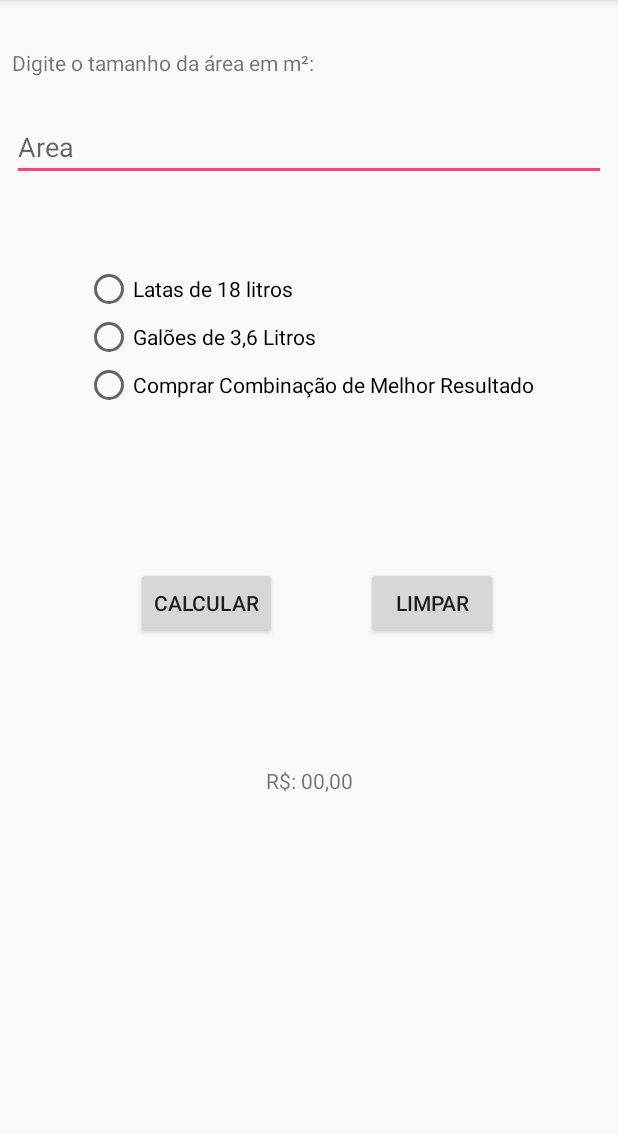
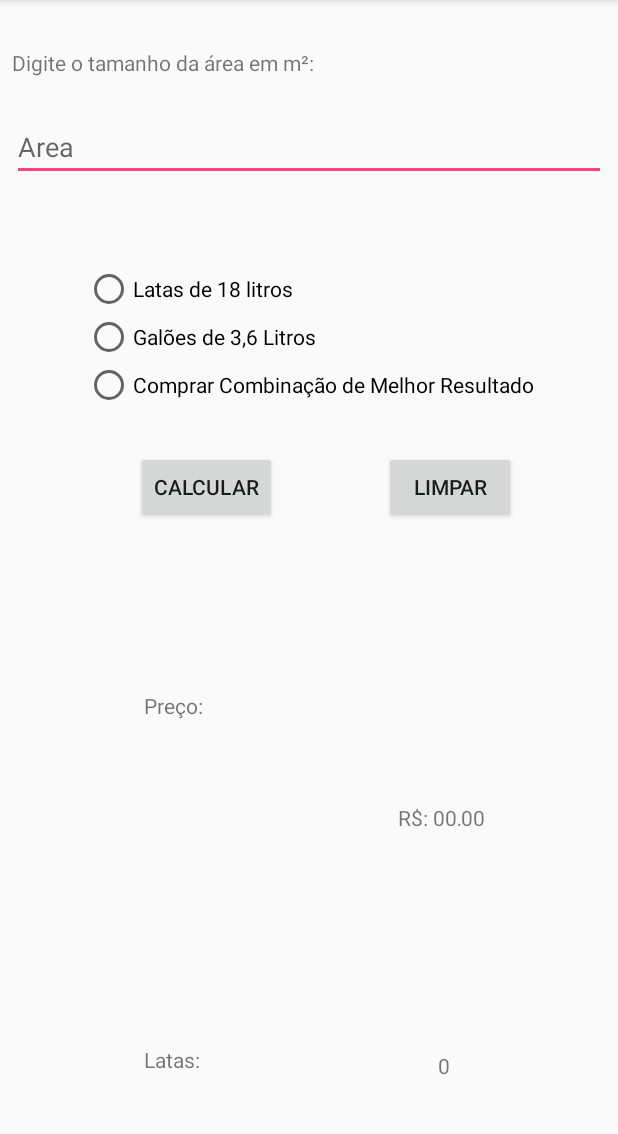
Before and after one commit to Gabarros/Trabalho01.1-2018-1, an Android app: the screen it shows after launch (MainActivity), on a phone screen of 412 x 824 dp, the part 84-1218 px from its top. Run offline under Robolectric (Android 15) with nearby library versions, the phone set to English and light mode, and no system bars.

Commit message:
Layout Pronto, função limpar pronta

```diff
--- a/app/src/main/java/br/ed8u/iff/pooa2018/trabalho01x_2018_1/MainActivity.java
+++ b/app/src/main/java/br/ed8u/iff/pooa2018/trabalho01x_2018_1/MainActivity.java
@@ -2,12 +2,108 @@ package br.ed8u.iff.pooa2018.trabalho01x_2018_1;
 
 import android.support.v7.app.AppCompatActivity;
 import android.os.Bundle;
+import android.view.View;
+import android.widget.Button;
+import android.widget.EditText;
+import android.widget.RadioButton;
+import android.widget.RadioGroup;
+import android.widget.TextView;
 
 public class MainActivity extends AppCompatActivity {
 
+    private EditText etArea;
+
+    private RadioGroup rgPrincipal;
+    private RadioButton rb1;
+    private RadioButton rb2;
+    private RadioButton rb3;
+
+    private Button btOk;
+    private Button btLimpar;
+
+    private TextView tvResultado;
+
+
+    public void calcular(){
+        float lata_de_tinta;
+        float galao_de_tinta;
+
+        float area = Float.parseFloat(etArea.getText().toString());
+        float resultado;
+        float preco;
+
+        lata_de_tinta = 18;
+        galao_de_tinta = (float) 3.6;
+
+        if (rb1.isChecked()){
+            resultado = area / (galao_de_tinta * 6);
+            resultado += 0.5;
+            resultado = Math.round(resultado);
+            preco = resultado * 80;
+
+            tvResultado.setText(String.valueOf(preco));
+        }
+
+        if (rb2.isChecked()){
+            resultado = area / (lata_de_tinta * 6);
+            resultado += 0.5;
+            resultado = Math.round(resultado);
+            preco = resultado * 25;
+
+            tvResultado.setText(String.valueOf(preco));
+        }
+        if (rb3.isChecked()){
+
+        }
+    }
+
+    public void limpar(){
+        etArea.setText("");
+        tvResultado.setText("R$ 00,00");
+    }
     @Override
     protected void onCreate(Bundle savedInstanceState) {
         super.onCreate(savedInstanceState);
         setContentView(R.layout.activity_main);
+
+        etArea = (EditText) findViewById(R.id.etArea);
+
+        rgPrincipal = (RadioGroup) findViewById(R.id.rgPrincipal);
+        rb1 = (RadioButton) findViewById(R.id.rb1);
+        rb2 = (RadioButton) findViewById(R.id.rb1);
+        rb3 = (RadioButton) findViewById(R.id.rb3);
+
+        btOk = (Button) findViewById(R.id.btOk);
+        btLimpar = (Button) findViewById(R.id.btLimpar);
+
+        tvResultado = (TextView) findViewById(R.id.tvResultado);
+
+        btOk.setOnClickListener(new View.OnClickListener() {
+            @Override
+            public void onClick(View v) {
+                //if (rgPrincipal.isSelected()){
+
+                  calcular();
+                  //  etArea.setText("funcionei");
+
+               // }
+            }
+        });
+
+        btLimpar.setOnClickListener(new View.OnClickListener() {
+            @Override
+            public void onClick(View v) {
+                limpar();
+
+            }
+        });
+
+
+
+
+
+
     }
+
+
 }
--- a/app/src/main/res/layout/activity_main.xml
+++ b/app/src/main/res/layout/activity_main.xml
@@ -28,7 +28,7 @@
         android:layout_marginStart="8dp"
         android:layout_marginTop="24dp"
         android:ems="10"
-        android:hint="Area"
+        android:hint="@string/area"
         android:inputType="textPersonName"
         android:text="@string/etarea"
         app:layout_constraintEnd_toEndOf="parent"
@@ -37,7 +37,7 @@
         app:layout_constraintTop_toBottomOf="@+id/tvPrincipal" />
 
     <RadioGroup
-        android:id="@+id/radioGroup"
+        android:id="@+id/rgPrincipal"
         android:layout_width="wrap_content"
         android:layout_height="wrap_content"
         android:layout_marginEnd="8dp"
@@ -80,34 +80,77 @@
         android:text="@string/btok"
         app:layout_constraintBottom_toTopOf="@+id/tvResultado"
         app:layout_constraintEnd_toStartOf="@+id/btLimpar"
-        app:layout_constraintHorizontal_bias="0.617"
+        app:layout_constraintHorizontal_bias="0.567"
         app:layout_constraintStart_toStartOf="parent"
-        app:layout_constraintTop_toBottomOf="@+id/radioGroup" />
+        app:layout_constraintTop_toBottomOf="@+id/rgPrincipal"
+        app:layout_constraintVertical_bias="0.0" />
 
     <Button
         android:id="@+id/btLimpar"
         android:layout_width="0dp"
         android:layout_height="wrap_content"
         android:layout_marginBottom="8dp"
-        android:layout_marginEnd="80dp"
+        android:layout_marginEnd="68dp"
         android:layout_marginTop="28dp"
         android:text="@string/btlimpar"
         app:layout_constraintBottom_toTopOf="@+id/tvResultado"
         app:layout_constraintEnd_toEndOf="parent"
-        app:layout_constraintTop_toBottomOf="@+id/radioGroup" />
+        app:layout_constraintTop_toBottomOf="@+id/rgPrincipal"
+        app:layout_constraintVertical_bias="0.0" />
 
     <TextView
         android:id="@+id/tvResultado"
         android:layout_width="wrap_content"
-        android:layout_height="wrap_content"
+        android:layout_height="15dp"
         android:layout_marginBottom="8dp"
         android:layout_marginEnd="8dp"
         android:layout_marginStart="8dp"
         android:layout_marginTop="8dp"
         android:text="@string/tvresultado"
+        app:layout_constraintBottom_toTopOf="@+id/tvLatas"
+        app:layout_constraintEnd_toEndOf="parent"
+        app:layout_constraintHorizontal_bias="0.603"
+        app:layout_constraintStart_toEndOf="@+id/tvPreco"
+        app:layout_constraintTop_toBottomOf="@+id/rgPrincipal"
+        app:layout_constraintVertical_bias="0.648" />
+
+    <TextView
+        android:id="@+id/tvPreco"
+        android:layout_width="wrap_content"
+        android:layout_height="wrap_content"
+        android:layout_marginBottom="8dp"
+        android:layout_marginStart="96dp"
+        android:layout_marginTop="8dp"
+        android:text="@string/tvpreco"
+        app:layout_constraintBottom_toTopOf="@+id/tvLatas"
+        app:layout_constraintStart_toStartOf="parent"
+        app:layout_constraintTop_toBottomOf="@+id/btOk"
+        app:layout_constraintVertical_bias="0.333" />
+
+    <TextView
+        android:id="@+id/tvLatas"
+        android:layout_width="wrap_content"
+        android:layout_height="wrap_content"
+        android:layout_marginBottom="52dp"
+        android:layout_marginStart="96dp"
+        android:text="@string/tvlatas"
+        app:layout_constraintBottom_toBottomOf="parent"
+        app:layout_constraintStart_toStartOf="parent" />
+
+    <TextView
+        android:id="@+id/tvNLatas"
+        android:layout_width="wrap_content"
+        android:layout_height="wrap_content"
+        android:layout_marginBottom="48dp"
+        android:layout_marginEnd="8dp"
+        android:layout_marginStart="8dp"
+        android:layout_marginTop="8dp"
+        android:text="@string/tvnlatas"
         app:layout_constraintBottom_toBottomOf="parent"
         app:layout_constraintEnd_toEndOf="parent"
-        app:layout_constraintStart_toStartOf="parent"
-        app:layout_constraintTop_toBottomOf="@+id/radioGroup" />
+        app:layout_constraintHorizontal_bias="0.592"
+        app:layout_constraintStart_toEndOf="@+id/tvLatas"
+        app:layout_constraintTop_toBottomOf="@+id/tvResultado"
+        app:layout_constraintVertical_bias="1.0" />
 
 </android.support.constraint.ConstraintLayout>
--- a/app/src/main/res/values/strings.xml
+++ b/app/src/main/res/values/strings.xml
@@ -1,12 +1,16 @@
 <resources>
     <string name="app_name">Trabalho01.X-2018-1</string>
     <string name="tvprincipal">Digite o tamanho da área em m²:</string>
-    <string name="etarea"/>
+    <string name="etarea"></string>
     <string name="rb1">Latas de 18 litros</string>
     <string name="rb2">Galões de 3,6 Litros</string>
     <string name="rb3">Comprar Combinação de Melhor Resultado</string>
     <string name="btok">Calcular</string>
     <string name="btlimpar">Limpar</string>
     <string name="tvresultado">R$: 00,00</string>
+    <string name="area">Area</string>
+    <string name="tvlatas">Latas:</string>
+    <string name="tvpreco">Preço:</string>
+    <string name="tvnlatas">0</string>
 
 </resources>
```
